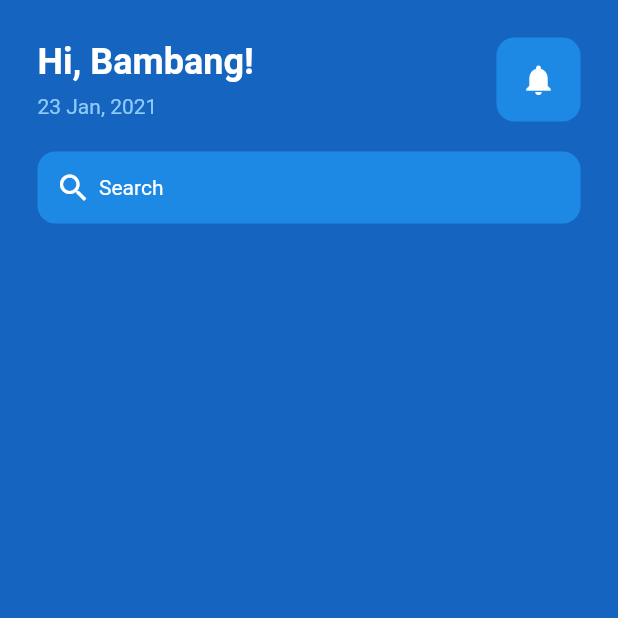
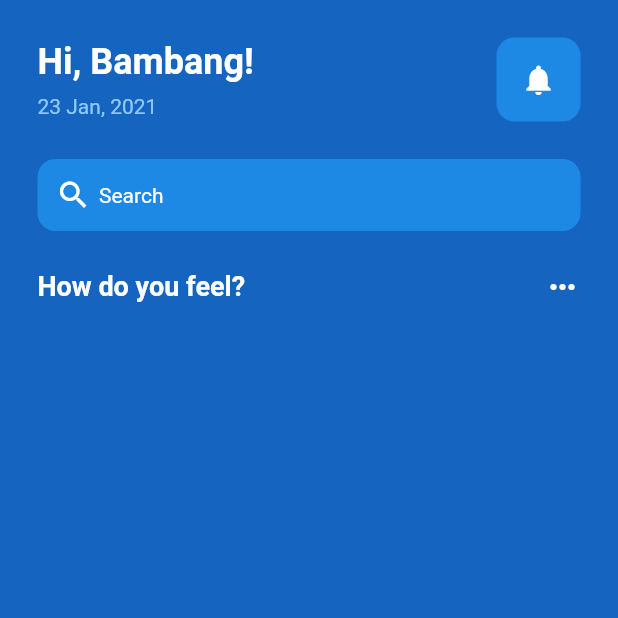
Before and after one commit to daimessdn/mentalhealthapp, a Flutter app: the screen it shows after launch, on a phone screen of 412 x 824 dp, the top half of it. Run offline on Flutter 3.47's test engine with Material 2 defaults, Android fonts, the light colour scheme and no system bars.

Commit message:
added how do you feel message

```diff
--- a/lib/pages/home_page.dart
+++ b/lib/pages/home_page.dart
@@ -56,7 +56,7 @@ class _HomePageState extends State<HomePage> {
                 ),
 
                 // bagian box untuk margin
-                SizedBox(height: 20),
+                SizedBox(height: 25),
 
                 // bagian search
                 Container(
@@ -74,7 +74,28 @@ class _HomePageState extends State<HomePage> {
                     ),
                     Text("Search", style: TextStyle(color: Colors.white)),
                   ]),
-                )
+                ),
+
+                // bagian box untuk margin
+                SizedBox(height: 25),
+
+                // how do you feel
+                Row(
+                  mainAxisAlignment: MainAxisAlignment.spaceBetween,
+                  children: [
+                    Text(
+                      "How do you feel?",
+                      style: TextStyle(
+                          color: Colors.white,
+                          fontSize: 18,
+                          fontWeight: FontWeight.bold),
+                    ),
+                    Icon(
+                      Icons.more_horiz,
+                      color: Colors.white,
+                    )
+                  ],
+                ),
               ],
             ),
           ),
```
